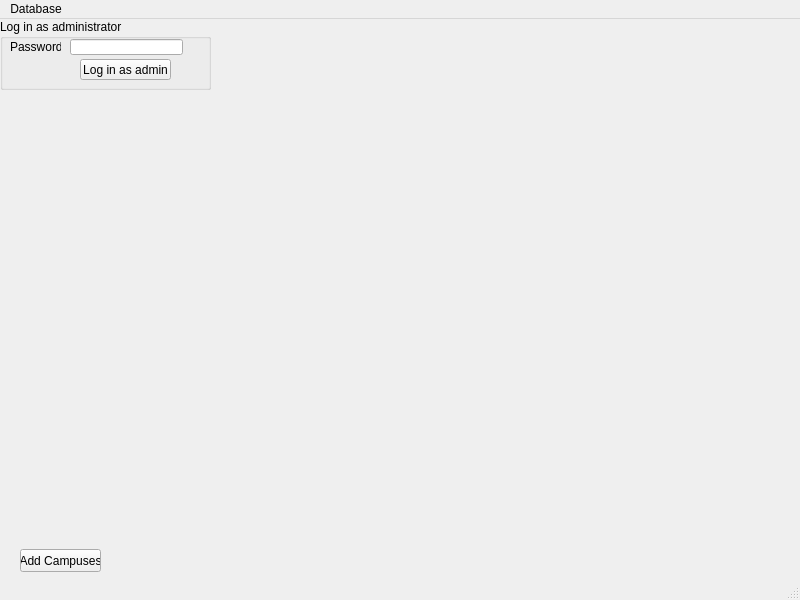
Qt form CollegeTouring/mainwindow.ui (Ykhan799/CollegeTouringS21) before a commit.
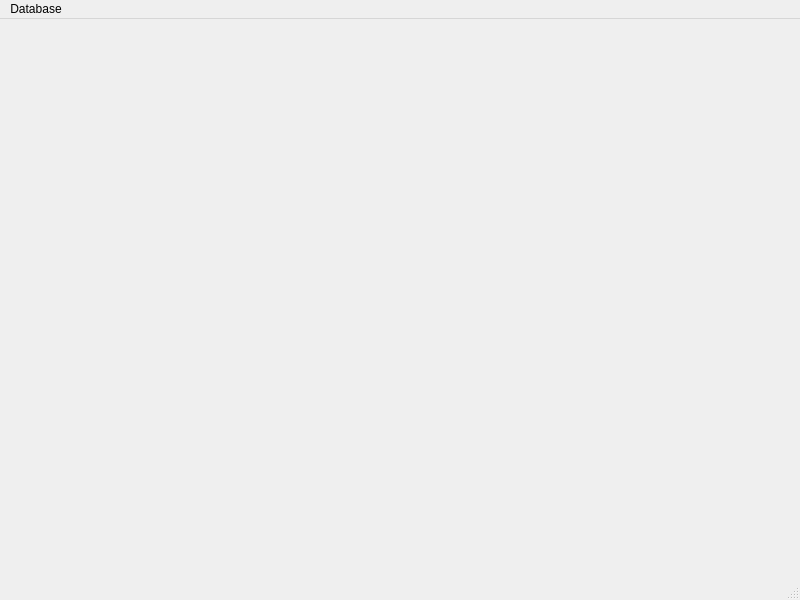
The same form after that commit.

Patch:
```diff
--- a/CollegeTouring/mainwindow.ui
+++ b/CollegeTouring/mainwindow.ui
@@ -13,88 +13,7 @@
   <property name="windowTitle">
    <string>MainWindow</string>
   </property>
-  <widget class="QWidget" name="centralwidget">
-   <widget class="QPushButton" name="addCampusesButton">
-    <property name="enabled">
-     <bool>true</bool>
-    </property>
-    <property name="geometry">
-     <rect>
-      <x>20</x>
-      <y>530</y>
-      <width>81</width>
-      <height>23</height>
-     </rect>
-    </property>
-    <property name="text">
-     <string>Add Campuses</string>
-    </property>
-   </widget>
-   <widget class="QGroupBox" name="loginGroupBox">
-    <property name="geometry">
-     <rect>
-      <x>0</x>
-      <y>0</y>
-      <width>211</width>
-      <height>71</height>
-     </rect>
-    </property>
-    <property name="font">
-     <font>
-      <weight>50</weight>
-      <bold>false</bold>
-     </font>
-    </property>
-    <property name="title">
-     <string>Log in as administrator</string>
-    </property>
-    <widget class="QPushButton" name="loginButton">
-     <property name="geometry">
-      <rect>
-       <x>80</x>
-       <y>40</y>
-       <width>91</width>
-       <height>21</height>
-      </rect>
-     </property>
-     <property name="toolTip">
-      <string>&lt;html&gt;&lt;head/&gt;&lt;body&gt;&lt;p&gt;Attempt to log in as an administrator using the password entered above.&lt;/p&gt;&lt;/body&gt;&lt;/html&gt;</string>
-     </property>
-     <property name="text">
-      <string>Log in as admin</string>
-     </property>
-    </widget>
-    <widget class="QLabel" name="passwordLabel">
-     <property name="geometry">
-      <rect>
-       <x>10</x>
-       <y>20</y>
-       <width>51</width>
-       <height>16</height>
-      </rect>
-     </property>
-     <property name="text">
-      <string>Password:</string>
-     </property>
-    </widget>
-    <widget class="QLineEdit" name="passwordEntry">
-     <property name="geometry">
-      <rect>
-       <x>70</x>
-       <y>20</y>
-       <width>113</width>
-       <height>16</height>
-      </rect>
-     </property>
-     <property name="toolTip">
-      <string>&lt;html&gt;&lt;head/&gt;&lt;body&gt;&lt;p&gt;Enter an administrator password.&lt;/p&gt;&lt;/body&gt;&lt;/html&gt;</string>
-     </property>
-     <property name="echoMode">
-      <enum>QLineEdit::Password</enum>
-     </property>
-    </widget>
-   </widget>
-  </widget>
+  <widget class="QWidget" name="centralwidget"/>
   <widget class="QMenuBar" name="menubar">
    <property name="geometry">
     <rect>
```
